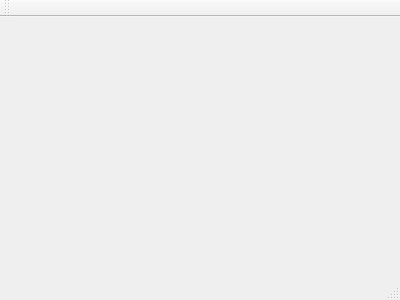
Qt form mainwindow.ui (forroad/SysLogManager) before a commit.
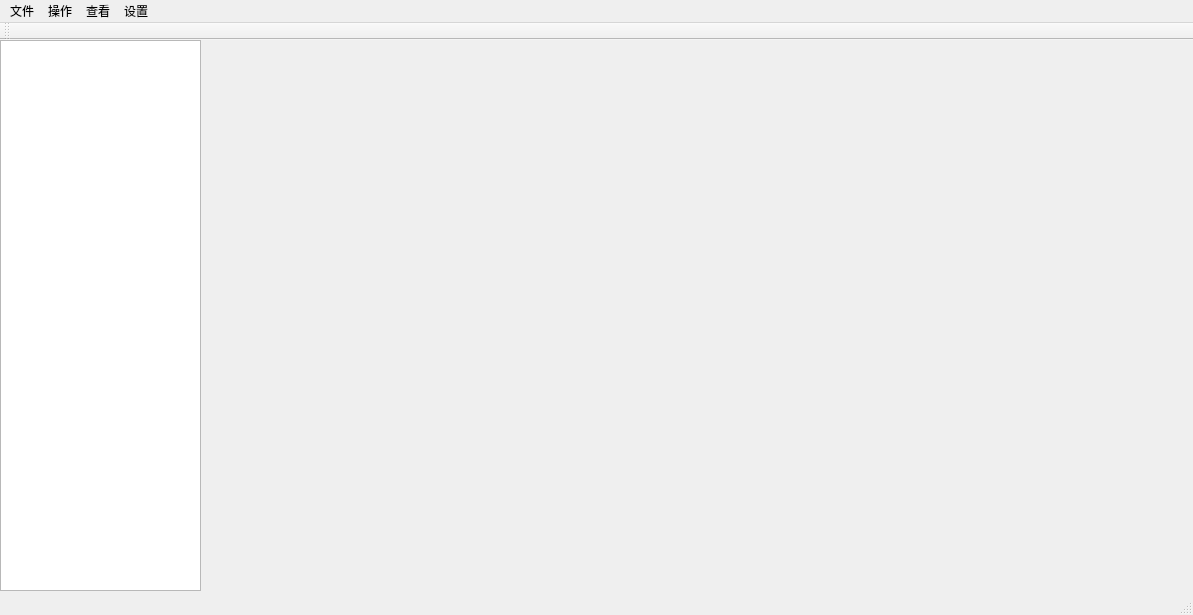
The same form after that commit.

The edit to the form file:
```diff
--- a/mainwindow.ui
+++ b/mainwindow.ui
@@ -6,23 +6,74 @@
    <rect>
     <x>0</x>
     <y>0</y>
-    <width>400</width>
-    <height>300</height>
+    <width>1193</width>
+    <height>615</height>
    </rect>
   </property>
   <property name="windowTitle">
    <string>数据采集系统 </string>
   </property>
-  <widget class="QWidget" name="centralWidget"/>
+  <widget class="QWidget" name="centralWidget">
+   <widget class="QTreeView" name="log_message_find">
+    <property name="geometry">
+     <rect>
+      <x>0</x>
+      <y>0</y>
+      <width>201</width>
+      <height>551</height>
+     </rect>
+    </property>
+   </widget>
+  </widget>
   <widget class="QMenuBar" name="menuBar">
    <property name="geometry">
     <rect>
      <x>0</x>
      <y>0</y>
-     <width>400</width>
+     <width>1193</width>
      <height>26</height>
     </rect>
    </property>
+   <widget class="QMenu" name="menu">
+    <property name="title">
+     <string>文件</string>
+    </property>
+    <addaction name="separator"/>
+    <addaction name="action_2"/>
+    <addaction name="action_3"/>
+   </widget>
+   <widget class="QMenu" name="menu_2">
+    <property name="title">
+     <string>操作</string>
+    </property>
+    <addaction name="action_4"/>
+    <addaction name="action_Excel"/>
+   </widget>
+   <widget class="QMenu" name="menu_3">
+    <property name="title">
+     <string>查看</string>
+    </property>
+    <widget class="QMenu" name="menu_5">
+     <property name="title">
+      <string>排序</string>
+     </property>
+     <addaction name="action_10"/>
+    </widget>
+    <addaction name="action_5"/>
+    <addaction name="action_6"/>
+    <addaction name="menu_5"/>
+    <addaction name="action_8"/>
+   </widget>
+   <widget class="QMenu" name="menu_4">
+    <property name="title">
+     <string>设置</string>
+    </property>
+    <addaction name="action_9"/>
+   </widget>
+   <addaction name="menu"/>
+   <addaction name="menu_2"/>
+   <addaction name="menu_3"/>
+   <addaction name="menu_4"/>
   </widget>
   <widget class="QToolBar" name="mainToolBar">
    <attribute name="toolBarArea">
```
Left out of the diff: 45 changed lines with no effect on the pictures.
